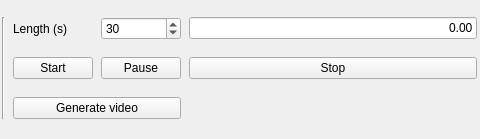
open-scan-crew/OpenScanTools, file src/gui/forms/toolbar_animationgroup.ui: the form before one commit; both pictures show x 400 to 880 and y 0 to 139 of the 880 by 139 pixel window.
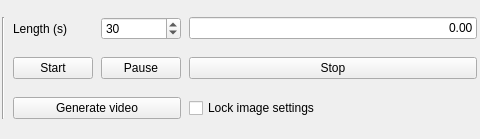
The form after the commit.

Commit message: Add animation lock for viewpoint image settings with project persistence

```diff
--- a/src/gui/forms/toolbar_animationgroup.ui
+++ b/src/gui/forms/toolbar_animationgroup.ui
@@ -240,6 +240,16 @@
      </property>
     </widget>
    </item>
+   <item row="2" column="8">
+    <widget class="QCheckBox" name="lockImageSettingsCheckBox">
+     <property name="toolTip">
+      <string>Keep current image settings when opening a viewpoint from the tree.</string>
+     </property>
+     <property name="text">
+      <string>Lock image settings</string>
+     </property>
+    </widget>
+   </item>
   </layout>
  </widget>
  <resources/>
```
The commit also changes 17 other files.
